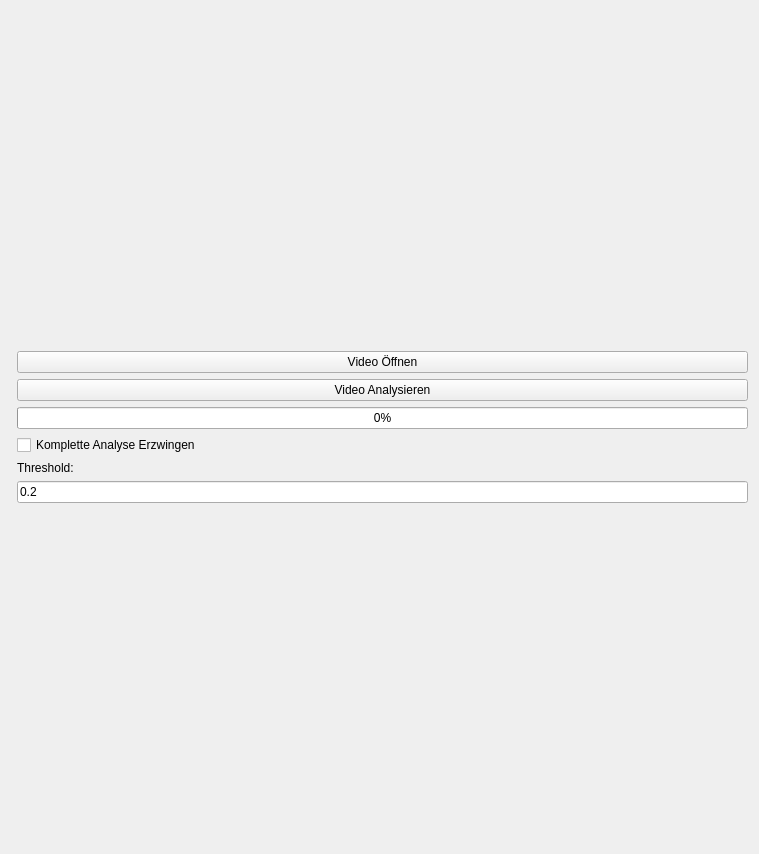
Qt form ui/view_eye_blinking.ui (cvjena/JeFaPaTo) before a commit.
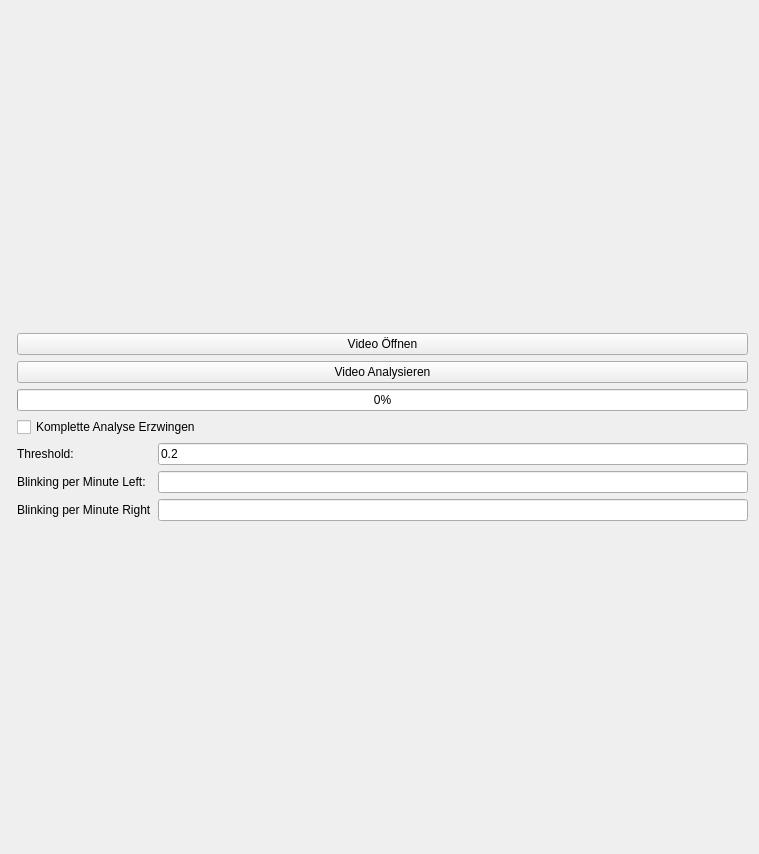
The same form after that commit.

Commit message: Added simple eye blinking frequency calculation

Diff of the .ui file:
```diff
--- a/ui/view_eye_blinking.ui
+++ b/ui/view_eye_blinking.ui
@@ -97,36 +97,49 @@
         </widget>
        </item>
        <item>
-        <widget class="QLabel" name="label_10">
-         <property name="maximumSize">
-          <size>
-           <width>16777215</width>
-           <height>16777215</height>
-          </size>
-         </property>
+        <layout class="QFormLayout" name="formLayout">
+         <item row="2" column="0">
+          <widget class="QLabel" name="thresholdLabel">
          <property name="text">
           <string>Threshold:</string>
          </property>
         </widget>
        </item>
-       <item>
-        <widget class="QLineEdit" name="edit_threshhold">
-         <property name="minimumSize">
-          <size>
-           <width>200</width>
-           <height>0</height>
-          </size>
-         </property>
-         <property name="maximumSize">
-          <size>
-           <width>16777215</width>
-           <height>16777215</height>
-          </size>
-         </property>
+         <item row="2" column="1">
+          <widget class="QLineEdit" name="edit_threshold">
          <property name="text">
           <string>0.2</string>
          </property>
         </widget>
+         </item>
+         <item row="3" column="0">
+          <widget class="QLabel" name="blinkingPerMinuteLabel">
+           <property name="text">
+            <string>Blinking per Minute Left:</string>
+           </property>
+          </widget>
+         </item>
+         <item row="3" column="1">
+          <widget class="QLineEdit" name="blinkingPerMinuteLeftLineEdit">
+           <property name="readOnly">
+            <bool>true</bool>
+           </property>
+          </widget>
+         </item>
+         <item row="4" column="0">
+          <widget class="QLabel" name="blinkingPerMinuteRightLabel">
+           <property name="text">
+            <string>Blinking per Minute Right</string>
+           </property>
+          </widget>
+         </item>
+         <item row="4" column="1">
+          <widget class="QLineEdit" name="blinkingPerMinuteRightLineEdit"/>
+          <property name="readOnly">
+            <bool>true</bool>
+           </property>
+         </item>
+        </layout>
        </item>
        <item>
         <spacer name="verticalSpacer_2">
```
Lines whose indentation alone changed are shown as unchanged. The commit also changes 1 other file.
